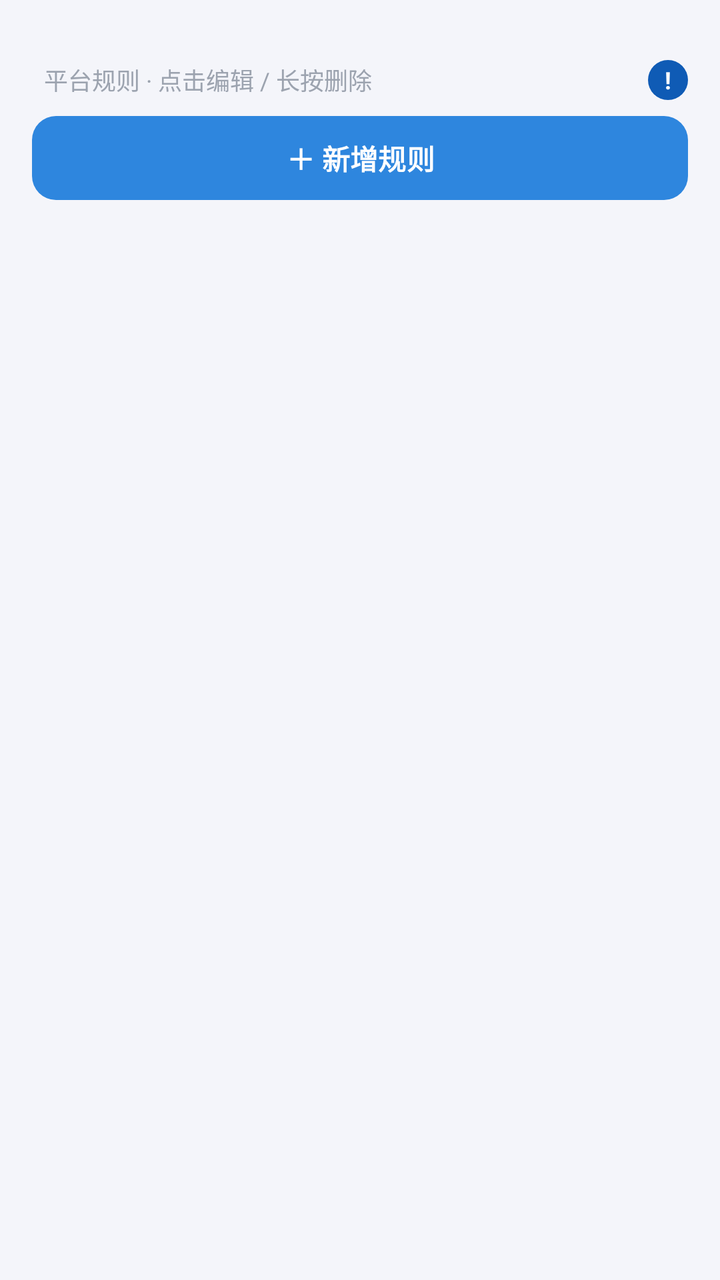
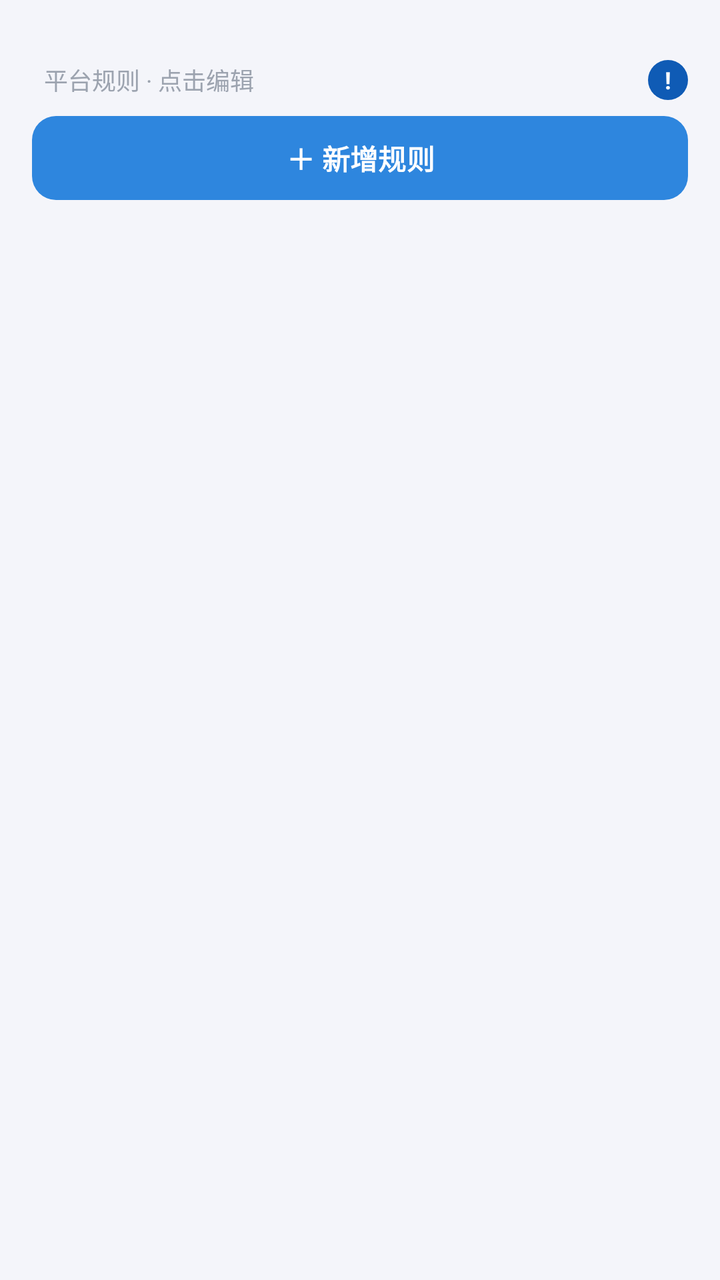

Compare the two renders of this Android layout. The source of the first and the diff that turns it into the second are given below.
<!-- AndroidManifest.xml: application theme Theme.SuperMi -->
<!-- res/layout/activity_platform_rules.xml -->
<?xml version="1.0" encoding="utf-8"?>
<LinearLayout xmlns:android="http://schemas.android.com/apk/res/android"
    xmlns:app="http://schemas.android.com/apk/res-auto"
    android:id="@+id/root"
    android:layout_width="match_parent"
    android:layout_height="match_parent"
    android:background="@color/page_bg"
    android:orientation="vertical"
    android:padding="16dp">

    <LinearLayout
        android:layout_width="match_parent"
        android:layout_height="wrap_content"
        android:layout_marginTop="14dp"
        android:layout_marginBottom="8dp"
        android:gravity="center_vertical"
        android:orientation="horizontal">

        <TextView
            android:layout_width="0dp"
            android:layout_height="wrap_content"
            android:layout_weight="1"
            android:paddingStart="6dp"
            android:text="平台规则 · 点击编辑 / 长按删除"
            android:textColor="@color/text_tertiary"
            android:textSize="12sp" />

        <TextView
            android:id="@+id/btn_info"
            android:layout_width="20dp"
            android:layout_height="20dp"
            android:background="@drawable/bg_info_btn"
            android:clickable="true"
            android:focusable="true"
            android:gravity="center"
            android:text="!"
            android:textColor="@color/white"
            android:textSize="12sp"
            android:textStyle="bold" />
    </LinearLayout>

    <LinearLayout
        android:id="@+id/panel_info"
        android:layout_width="match_parent"
        android:layout_height="wrap_content"
        android:layout_marginBottom="8dp"
        android:background="@drawable/bg_info_panel"
        android:orientation="vertical"
        android:padding="14dp"
        android:visibility="gone">

        <LinearLayout
            android:layout_width="match_parent"
            android:layout_height="wrap_content"
            android:gravity="center_vertical"
            android:orientation="horizontal">

            <TextView
                android:layout_width="0dp"
                android:layout_height="wrap_content"
                android:layout_weight="1"
                android:text="使用说明"
                android:textColor="@color/text_primary"
                android:textSize="14sp"
                android:textStyle="bold" />

            <TextView
                android:id="@+id/btn_close"
                android:layout_width="wrap_content"
                android:layout_height="wrap_content"
                android:clickable="true"
                android:focusable="true"
                android:padding="4dp"
                android:text="✕"
                android:textColor="@color/text_tertiary"
                android:textSize="14sp" />
        </LinearLayout>

        <TextView
            android:id="@+id/tv_usage"
            android:layout_width="match_parent"
            android:layout_height="wrap_content"
            android:layout_marginTop="6dp"
            android:lineSpacingExtra="4dp"
            android:textColor="@color/text_secondary"
            android:textSize="12sp" />
    </LinearLayout>

    <Button
        android:id="@+id/btn_add"
        android:layout_width="match_parent"
        android:layout_height="42dp"
        android:background="@drawable/bg_btn_primary"
        android:backgroundTint="@null"
        android:minWidth="0dp"
        android:minHeight="0dp"
        android:stateListAnimator="@null"
        android:text="＋ 新增规则"
        android:textColor="@color/white"
        android:textSize="14sp"
        android:textStyle="bold" />

    <ListView
        android:id="@+id/list_rules"
        android:layout_width="match_parent"
        android:layout_height="0dp"
        android:layout_marginTop="10dp"
        android:layout_weight="1"
        android:divider="@android:color/transparent"
        android:dividerHeight="10dp"
        android:listSelector="@android:color/transparent"
        android:scrollbars="vertical" />

</LinearLayout>
<!-- resources referenced by this layout -->
<resources>
  <color name="page_bg">#FFF4F5FA</color>
  <color name="text_primary">#FF1F2430</color>
  <color name="text_secondary">#FF6B7280</color>
  <color name="text_tertiary">#FF9CA3AF</color>
  <color name="white">#FFFFFFFF</color>
  <!-- drawable bg_btn_primary (drawable) -->
  <?xml version="1.0" encoding="utf-8"?>
  <shape xmlns:android="http://schemas.android.com/apk/res/android"
      android:shape="rectangle">
      <solid android:color="@color/accent" />
      <corners android:radius="12dp" />
  </shape>
  <!-- drawable bg_info_btn (drawable) -->
  <?xml version="1.0" encoding="utf-8"?>
  <shape xmlns:android="http://schemas.android.com/apk/res/android"
      android:shape="oval">
      <solid android:color="@color/blue_text" />
  </shape>
  <!-- drawable bg_info_panel (drawable) -->
  <?xml version="1.0" encoding="utf-8"?>
  <shape xmlns:android="http://schemas.android.com/apk/res/android"
      android:shape="rectangle">
      <solid android:color="@color/accent_soft" />
      <stroke
          android:width="1.5dp"
          android:color="@color/accent" />
      <corners android:radius="12dp" />
  </shape>
  <style name="Theme.SuperMi" parent="Base.Theme.SuperMi" />
  <color name="accent">#FF2E86DE</color>
  <color name="blue_text">#FF0F5BB5</color>
  <color name="accent_soft">#0A2E86DE</color>
  <style name="Base.Theme.SuperMi" parent="Theme.Material3.DayNight.NoActionBar">
          <item name="colorPrimary">@color/accent</item>
          <item name="colorOnPrimary">@color/white</item>
          <item name="colorPrimaryContainer">@color/accent_soft</item>
          <item name="android:windowBackground">@color/page_bg</item>
      </style>
</resources>

<!-- the commit's change to res/layout/activity_platform_rules.xml (unified diff, before → after) -->
@@ -21,7 +21,7 @@
             android:layout_height="wrap_content"
             android:layout_weight="1"
             android:paddingStart="6dp"
-            android:text="平台规则 · 点击编辑 / 长按删除"
+            android:text="平台规则 · 点击编辑"
             android:textColor="@color/text_tertiary"
             android:textSize="12sp" />
 
